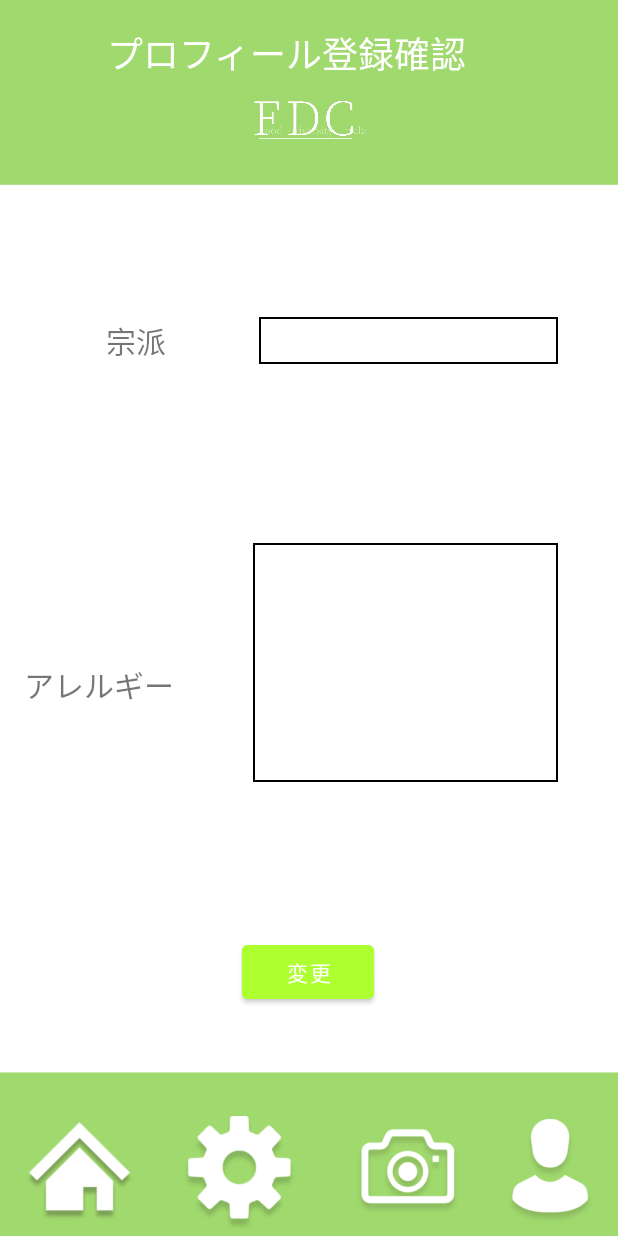
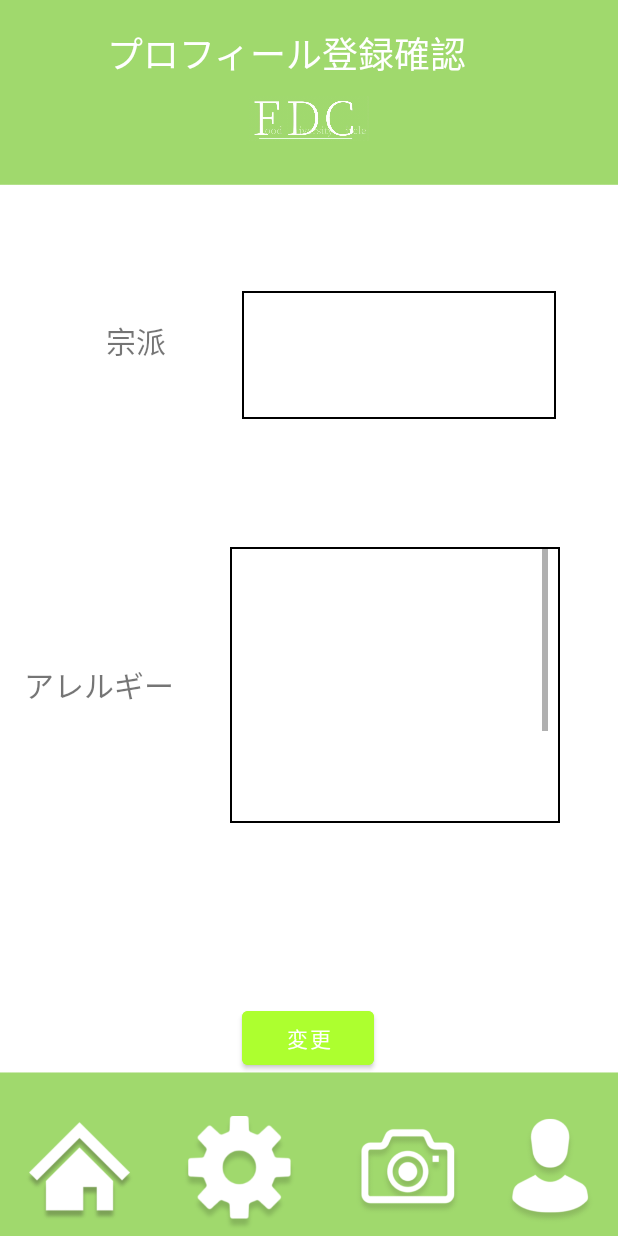
Before and after one commit to b9p31100/0101, an Android app: the profiletregister screen opened directly, with no data from a screen before it, on a phone screen of 412 x 824 dp. Run offline under Robolectric (Android 15) with nearby library versions, the phone set to English and light mode, and no system bars.

Commit message:
profile register scroll ok

```diff
--- a/app/src/main/res/layout/activity_profiletregister.xml
+++ b/app/src/main/res/layout/activity_profiletregister.xml
@@ -101,7 +101,7 @@
         android:layout_width="wrap_content"
         android:layout_height="wrap_content"
         android:layout_marginTop="20dp"
-        android:layout_marginBottom="152dp"
+        android:layout_marginBottom="108dp"
         android:backgroundTint="@color/kimidori"
         android:text="変更"
         app:layout_constraintBottom_toBottomOf="parent"
@@ -124,22 +124,6 @@
         app:layout_constraintVertical_bias="0.267" />
 
     <TextView
-        android:id="@+id/textView2"
-        android:layout_width="199dp"
-        android:layout_height="31dp"
-        android:layout_gravity="center"
-        android:layout_marginEnd="40dp"
-        android:background="@drawable/border"
-        android:gravity="center"
-        android:text=""
-        android:textColor="@color/black"
-        android:textSize="20dp"
-        app:layout_constraintBottom_toBottomOf="parent"
-        app:layout_constraintEnd_toEndOf="parent"
-        app:layout_constraintTop_toTopOf="parent"
-        app:layout_constraintVertical_bias="0.267" />
-
-    <TextView
         android:id="@+id/textView17"
         android:layout_width="124dp"
         android:layout_height="29dp"
@@ -153,11 +137,10 @@
         app:layout_constraintVertical_bias="0.555" />
 
     <TextView
-        android:id="@+id/textView12"
-        android:layout_width="203dp"
-        android:layout_height="159dp"
+        android:id="@+id/textView23"
+        android:layout_width="209dp"
+        android:layout_height="85dp"
         android:layout_gravity="center"
-        android:layout_marginEnd="40dp"
         android:background="@drawable/border"
         android:gravity="center"
         android:text=""
@@ -165,6 +148,52 @@
         android:textSize="20dp"
         app:layout_constraintBottom_toBottomOf="parent"
         app:layout_constraintEnd_toEndOf="parent"
+        app:layout_constraintHorizontal_bias="0.797"
+        app:layout_constraintStart_toStartOf="parent"
         app:layout_constraintTop_toTopOf="parent"
-        app:layout_constraintVertical_bias="0.545" />
+        app:layout_constraintVertical_bias="0.263" />
+
+    <ScrollView
+        android:id="@+id/scrollView3"
+        android:layout_width="191dp"
+        android:layout_height="171dp"
+        app:layout_constraintBottom_toBottomOf="parent"
+        app:layout_constraintEnd_toEndOf="parent"
+        app:layout_constraintHorizontal_bias="0.79"
+        app:layout_constraintStart_toStartOf="parent"
+        app:layout_constraintTop_toTopOf="parent"
+        app:layout_constraintVertical_bias="0.559"
+        tools:ignore="SpeakableTextPresentCheck">
+
+        <androidx.constraintlayout.widget.ConstraintLayout
+            android:layout_width="match_parent"
+            android:layout_height="wrap_content">
+
+
+            <LinearLayout
+                android:layout_width="182dp"
+                android:layout_height="203dp"
+                android:layout_marginTop="36dp"
+                android:orientation="vertical"
+                app:layout_constraintStart_toStartOf="parent"
+                app:layout_constraintTop_toTopOf="parent">
+
+            </LinearLayout>
+
+
+        </androidx.constraintlayout.widget.ConstraintLayout>
+
+    </ScrollView>
+
+    <TextView
+        android:id="@+id/textView10"
+        android:layout_width="220dp"
+        android:layout_height="184dp"
+        android:background="@drawable/border"
+        android:text=""
+        app:layout_constraintEnd_toEndOf="@+id/scrollView3"
+        app:layout_constraintHorizontal_bias="0.721"
+        app:layout_constraintStart_toStartOf="@+id/scrollView3"
+        app:layout_constraintTop_toTopOf="@+id/scrollView3" />
+
 </androidx.constraintlayout.widget.ConstraintLayout>
```
Also changed, not shown: app/src/main/res/layout/activity_home.xml (+20 -16 lines), app/src/main/res/layout/activity_setting.xml (+65 -0 lines).
